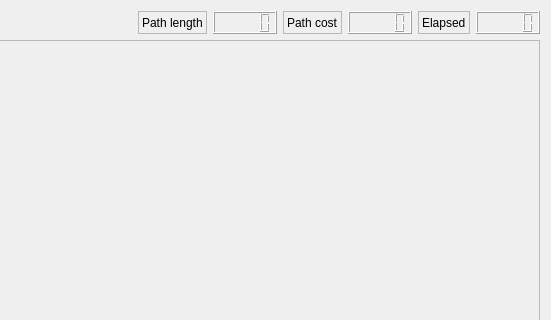
This is insect/intention_predictor/src/mainUI.ui in robocomp/robocomp-shadow as Qt 5 draws it before an edit; both pictures show x 249 to 800 and y 0 to 320 of the 800 by 600 pixel window. The edited form follows.
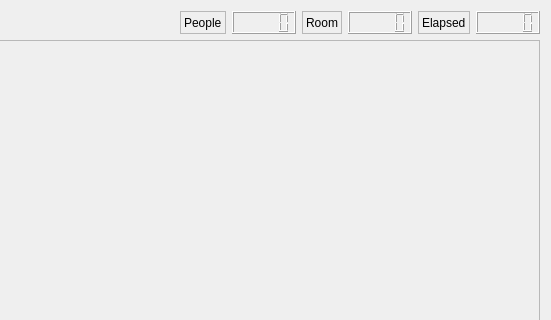
This is the edited form.

Patch:
```diff
--- a/insect/intention_predictor/src/mainUI.ui
+++ b/insect/intention_predictor/src/mainUI.ui
@@ -78,7 +78,7 @@
             <enum>QFrame::StyledPanel</enum>
            </property>
            <property name="text">
-            <string>Path length</string>
+            <string>People</string>
            </property>
           </widget>
          </item>
@@ -102,7 +102,7 @@
             <enum>QFrame::StyledPanel</enum>
            </property>
            <property name="text">
-            <string>Path cost</string>
+            <string>Room</string>
            </property>
           </widget>
          </item>
```
Left out of the diff: 4 changed lines with no effect on the pictures.
